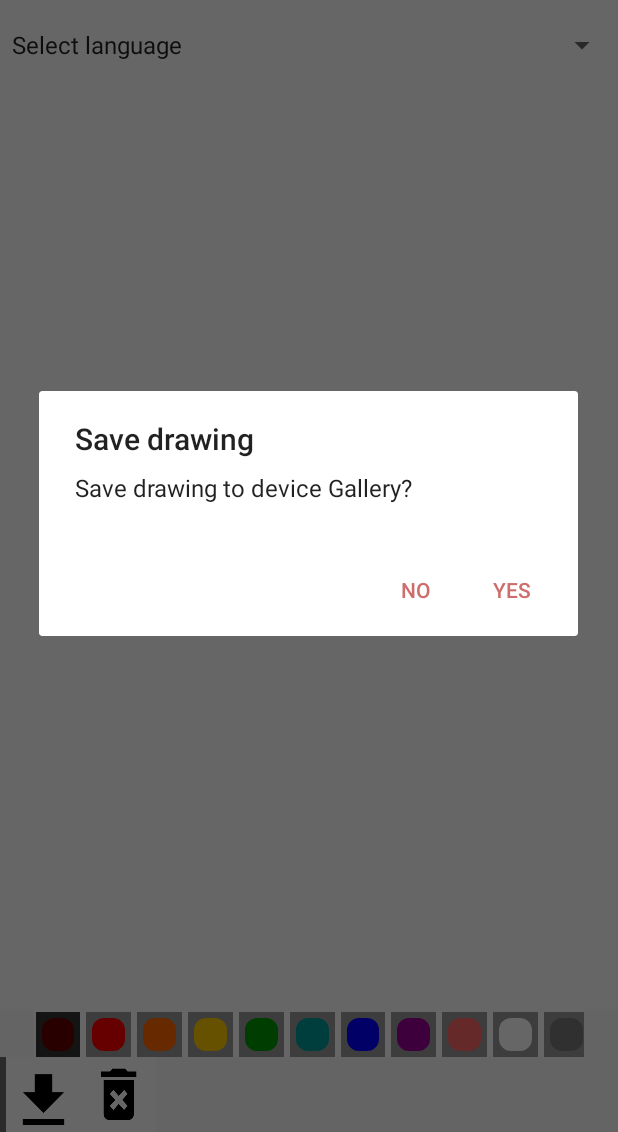
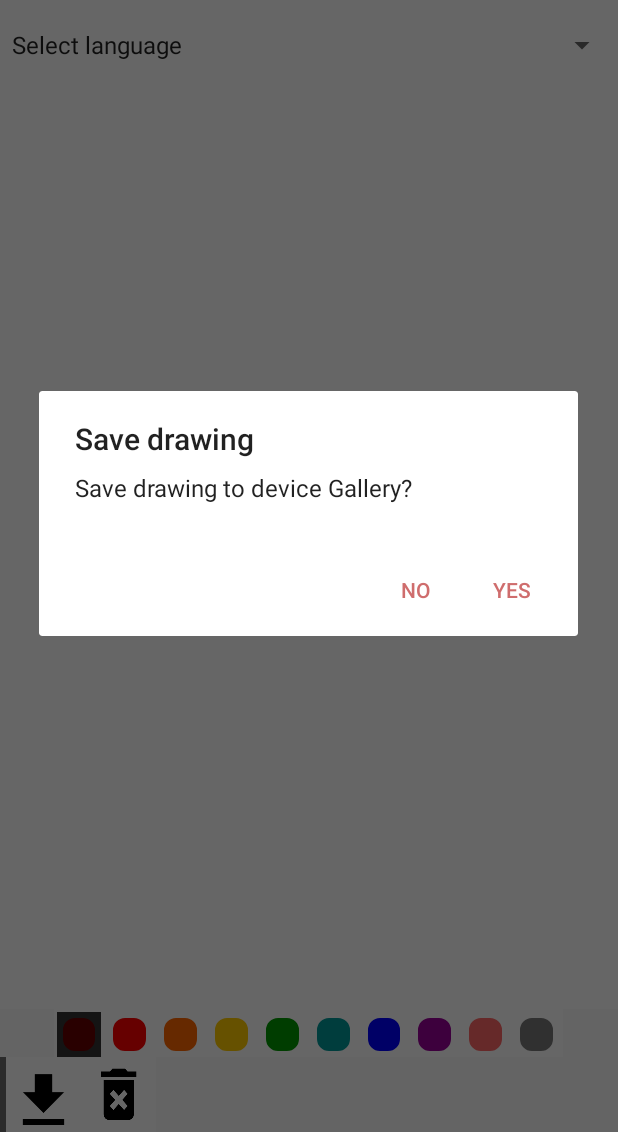
Before and after one commit to Aniket29-shiv/INK-final, an Android app: the DigitalInkMainActivity screen opened directly, with no data from a screen before it, after a tap on "Save", on a phone screen of 412 x 824 dp, the part 104-1236 px from its top. Run offline under Robolectric (Android 15) with nearby library versions, the phone set to English and light mode, and no system bars; plain views replace SearchableSpinner, StatusTextView; Roboto replaces fonts that are not available here; 7 statements that could not run were skipped.

Commit message:
Paint background color changed

```diff
--- a/app/src/main/res/drawable/paint.xml
+++ b/app/src/main/res/drawable/paint.xml
@@ -3,7 +3,7 @@
         <shape android:shape="rectangle" >
             <stroke
                 android:width="4dp"
-                android:color="#FF999999" />
+                android:color="#FFFFFF" />
             <solid android:color="#00000000" />
             <padding
                 android:bottom="0dp"
@@ -16,7 +16,7 @@
         <shape xmlns:android="http://schemas.android.com/apk/res/android" >
             <stroke
                 android:width="4dp"
-                android:color="#FF999999" />
+                android:color="#FFFFFF" />
             <solid android:color="#00000000" />
             <corners android:radius="10dp" />
         </shape>
--- a/app/src/main/res/layout/activity_digital_ink_main.xml
+++ b/app/src/main/res/layout/activity_digital_ink_main.xml
@@ -174,7 +174,7 @@
 
     <LinearLayout
         android:id="@+id/paint_colors"
-        android:layout_width="367dp"
+        android:layout_width="339dp"
         android:layout_height="32dp"
         android:layout_gravity="center"
         android:layout_marginBottom="0dp"
@@ -272,16 +272,6 @@
             android:tag="#FFFF6666" />
 
         <ImageButton
-            android:layout_width="@dimen/large_brush"
-            android:layout_height="@dimen/large_brush"
-            android:layout_margin="2dp"
-            android:background="#FFFFFFFF"
-            android:contentDescription="@string/paint"
-            android:onClick="paintClicked"
-            android:src="@drawable/paint"
-            android:tag="#FFFFFFFF" />
-
-        <ImageButton
             android:layout_width="30dp"
             android:layout_height="@dimen/large_brush"
             android:layout_margin="2dp"
@@ -305,6 +295,7 @@
             android:layout_marginStart="4dp"
             android:layout_marginLeft="4dp"
             android:background="#FFFFFF"
+            android:contentDescription="@string/todo"
             android:onClick="downloadClick"
             app:layout_constraintBottom_toBottomOf="parent"
             app:layout_constraintEnd_toEndOf="parent"
@@ -312,14 +303,14 @@
             app:layout_constraintStart_toEndOf="@+id/delete_button"
             app:layout_constraintTop_toTopOf="parent"
             app:layout_constraintVertical_bias="1.0"
-            app:srcCompat="@drawable/download"
-            android:contentDescription="@string/todo" />
+            app:srcCompat="@drawable/download" />
 
         <ImageButton
             android:id="@+id/delete_button"
             android:layout_width="50dp"
             android:layout_height="50dp"
             android:background="#FFFFFF"
+            android:contentDescription="@string/todo"
             android:onClick="deleteClick"
             app:layout_constraintBottom_toBottomOf="parent"
             app:layout_constraintEnd_toEndOf="parent"
@@ -327,8 +318,7 @@
             app:layout_constraintStart_toStartOf="parent"
             app:layout_constraintTop_toTopOf="parent"
             app:layout_constraintVertical_bias="1.0"
-            app:srcCompat="@drawable/delete"
-            android:contentDescription="@string/todo" />
+            app:srcCompat="@drawable/delete" />
 
 
     </LinearLayout>
```
